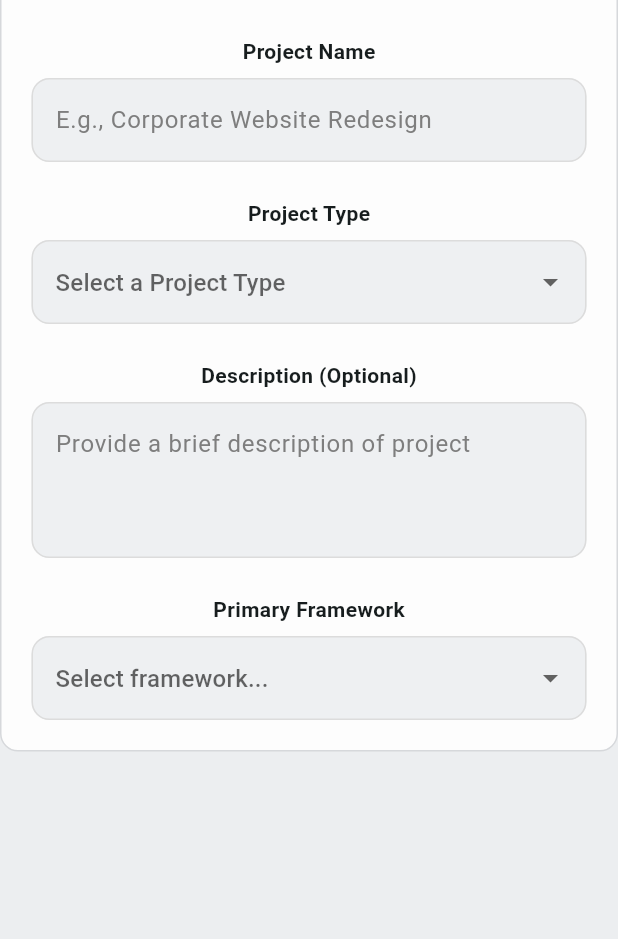
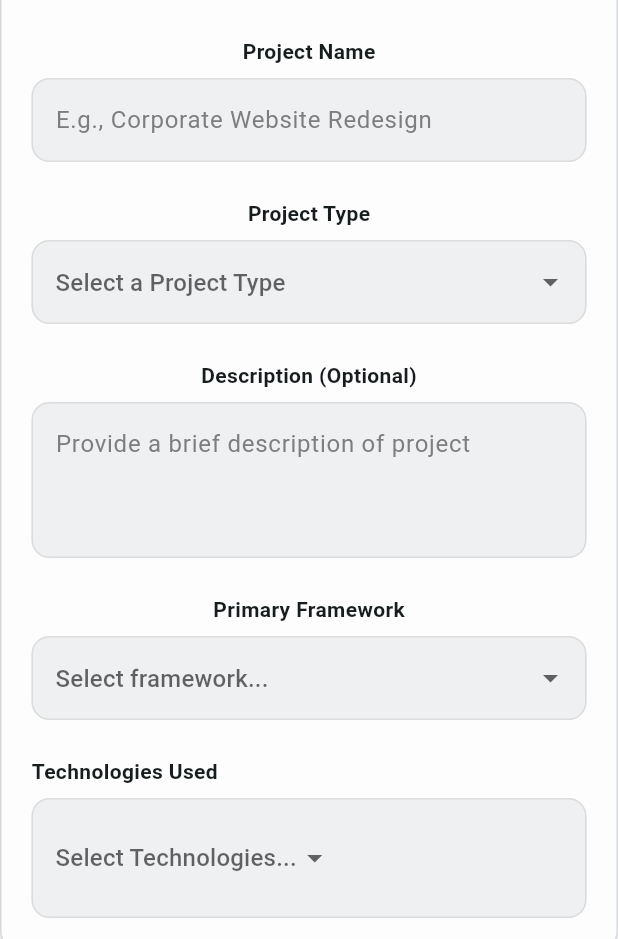
Before and after one commit to omerbanaemh/print_ready_invoice, a Flutter app: the screen it shows after launch, on a phone screen of 412 x 824 dp, the part 297-1236 px from its top. Run offline on Flutter 3.47's test engine with Material 3 defaults, Android fonts, the phone set to English and light mode, and no system bars; drawn by our look-alikes of flutter_form_builder; our stand-ins replace form_builder_validators.

Commit message:
add TechnologiesDropdownChips widget to project details form

```diff
--- a/lib/features/invoice/presentation/views/project_details.dart
+++ b/lib/features/invoice/presentation/views/project_details.dart
@@ -4,6 +4,7 @@ import 'package:print_ready_invoice/core/utils/size_config.dart';
 import 'package:print_ready_invoice/features/invoice/presentation/views/widgets/primary_framework_input.dart';
 import 'package:print_ready_invoice/features/invoice/presentation/views/widgets/project_field_input.dart';
 import 'package:print_ready_invoice/features/invoice/presentation/views/widgets/project_type_input.dart';
+import 'package:print_ready_invoice/features/invoice/presentation/views/widgets/technologies_dropdown_chips.dart';
 
 class ProjectDetails extends StatefulWidget {
   const ProjectDetails({super.key});
@@ -67,7 +68,8 @@ class _ProjectDetailsState extends State<ProjectDetails> {
                             ProjectFieldInput(label: 'Project Name',name: 'name',hintText: 'E.g., Corporate Website Redesign',),
                             ProjectTypeInput(projectTypes: projectTypes),
                             ProjectFieldInput(label: 'Description (Optional)',name: 'description',hintText: 'Provide a brief description of project',maxLines: 3,),
-                            PrimaryFrameworkInput(frameworks: frameworks)
+                            PrimaryFrameworkInput(frameworks: frameworks),
+                            TechnologiesDropdownChips(),
 
 
                           ],
--- /dev/null
+++ b/lib/features/invoice/presentation/views/widgets/technologies_dropdown_chips.dart
@@ -0,0 +1,97 @@
+import 'package:flutter/material.dart';
+import 'package:flutter_form_builder/flutter_form_builder.dart';
+import 'package:print_ready_invoice/features/invoice/presentation/views/widgets/custom_input_decoration.dart';
+
+class TechnologiesDropdownChips extends StatefulWidget {
+  const TechnologiesDropdownChips({super.key});
+
+  @override
+  State<TechnologiesDropdownChips> createState() =>
+      _TechnologiesDropdownChipsState();
+}
+
+class _TechnologiesDropdownChipsState extends State<TechnologiesDropdownChips> {
+  final List<String> technologies = [
+    'TypeScript',
+    'Genkit',
+    'Firebase',
+    'Node.js',
+  ];
+  List<String> selectedValues = [];
+
+  @override
+  Widget build(BuildContext context) {
+    return Column(
+      crossAxisAlignment: CrossAxisAlignment.start,
+      children: [
+        SizedBox(height: 24),
+        const Text(
+          'Technologies Used',
+          style: TextStyle(fontWeight: FontWeight.bold),
+        ),
+        SizedBox(height: 8),
+        FormBuilderField<List<String>>(
+          name: 'technologies_used',
+          initialValue: selectedValues,
+          validator: (value) {
+            if (value == null || value.isEmpty) {
+              return 'Please select at least one technology';
+            }
+            return null;
+          },
+          builder: (field) {
+            return InputDecorator(
+              decoration: customInputDecoration(
+                hintText: 'Select a Project Type',
+                errorText: field.errorText,
+              ),
+              child: Wrap(
+                spacing: 8,
+                runSpacing: 4,
+                crossAxisAlignment: WrapCrossAlignment.center,
+                children: [
+                  ...selectedValues.map(
+                    (tech) => InputChip(
+                      label: Text(tech),
+                      onDeleted: () {
+                        setState(() {
+                          selectedValues.remove(tech);
+                        });
+                        field.didChange(selectedValues);
+                      },
+                    ),
+                  ),
+                  DropdownButton<String>(
+                    key: UniqueKey(),
+                    value: null,
+                    hint: const Text("Select Technologies..."),
+                    underline: const SizedBox(),
+                    icon: const Icon(Icons.arrow_drop_down),
+                    items: technologies
+                        .where((item) => !selectedValues.contains(item))
+                        .map(
+                          (item) => DropdownMenuItem(
+                            value: item,
+                            child: Text(item),
+                          ),
+                        )
+                        .toList(),
+                    onChanged: (value) {
+                      if (value != null &&
+                          !selectedValues.contains(value)) {
+                        setState(() {
+                          selectedValues.add(value);
+                        });
+                        field.didChange(selectedValues);
+                      }
+                    },
+                  ),
+                ],
+              ),
+            );
+          },
+        ),
+      ],
+    );
+  }
+}
```
